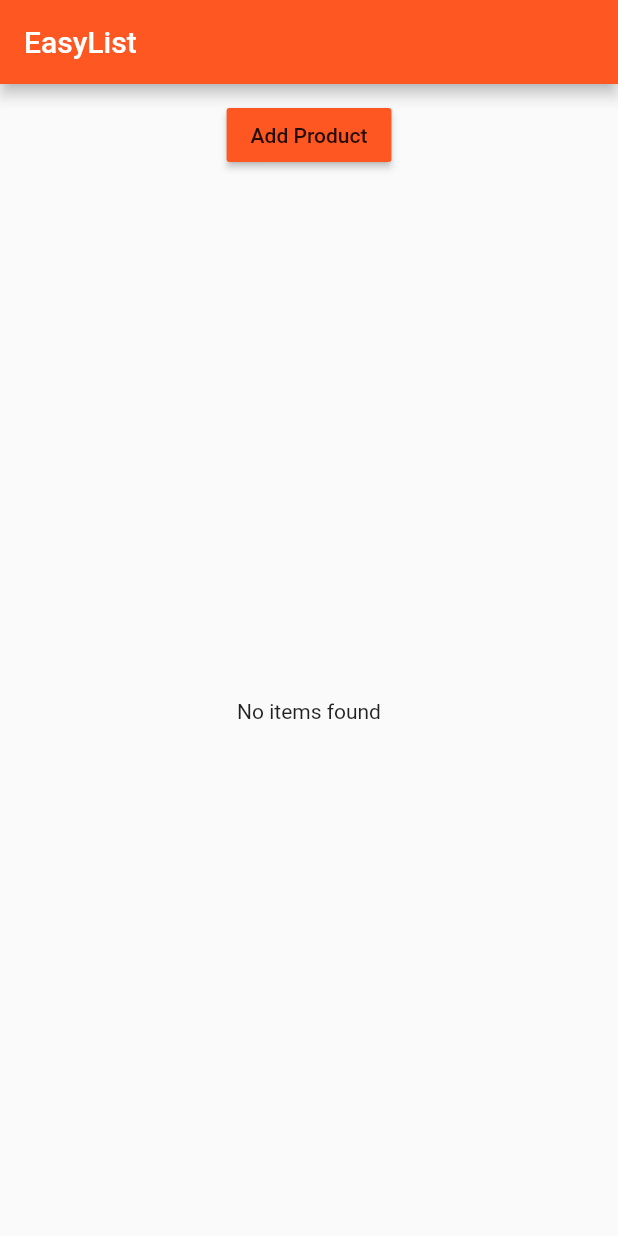
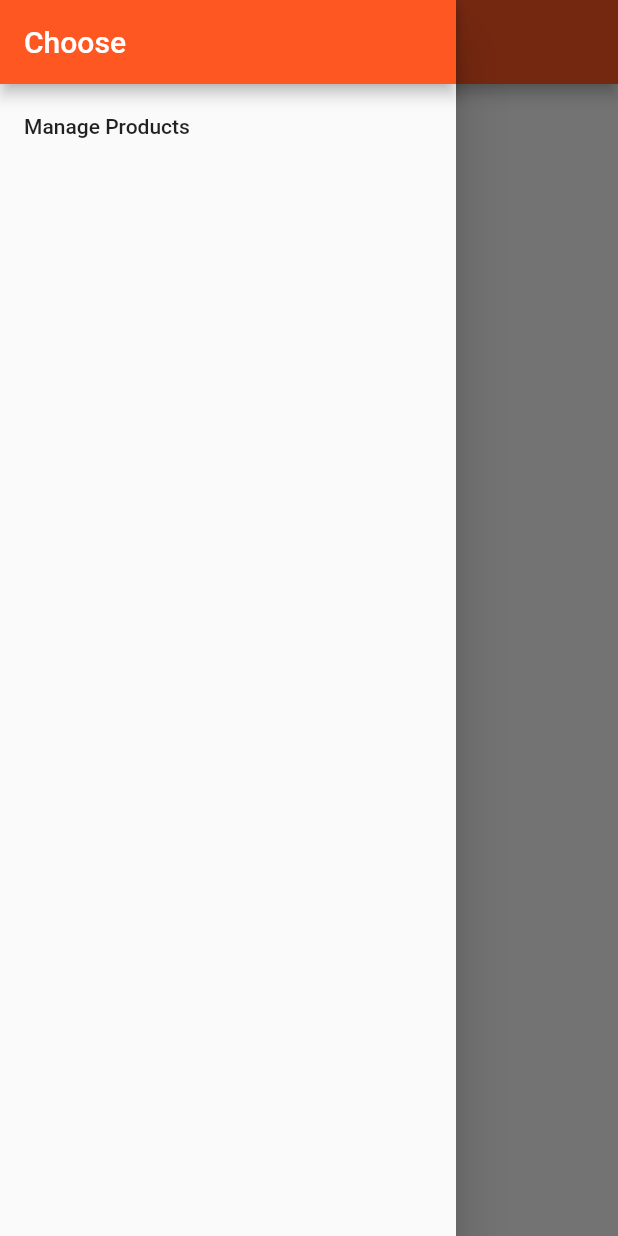
Before and after one commit to kotarCreative/flutter_course_demo, a Flutter app: the ProductsPage screen opened directly, with the side drawer open (before the commit the screen has no drawer), on a phone screen of 412 x 824 dp. Run offline on Flutter 3.47's test engine with Material 2 defaults, Android fonts, the phone set to English and light mode, and no system bars.

Commit message:
Add product management page.

```diff
--- a/lib/pages/products.dart
+++ b/lib/pages/products.dart
@@ -1,10 +1,32 @@
 import 'package:flutter/material.dart';
 import '../product_manager.dart';
+import '../pages/products_admin.dart';
 
 class ProductsPage extends StatelessWidget {
   @override
   Widget build(BuildContext context) {
     return Scaffold(
+      drawer: Drawer(
+        child: Column(
+          children: <Widget>[
+            AppBar(
+              title: Text('Choose'),
+              automaticallyImplyLeading: false,
+            ),
+            ListTile(
+              title: Text('Manage Products'),
+              onTap: () {
+                Navigator.push(
+                  context,
+                  MaterialPageRoute(
+                    builder: (BuildContext context) => ProductsAdminPage(),
+                  ),
+                );
+              },
+            )
+          ],
+        ),
+      ),
       appBar: AppBar(
         title: Text('EasyList'),
       ),
--- /dev/null
+++ b/lib/pages/products_admin.dart
@@ -0,0 +1,15 @@
+import 'package:flutter/material.dart';
+
+class ProductsAdminPage extends StatelessWidget {
+  @override
+  Widget build(BuildContext context) {
+    return Scaffold(
+      appBar: AppBar(
+        title: Text('Manage Products'),
+      ),
+      body: Center(
+        child: Text('Manage your Products'),
+      ),
+    );
+  }
+}
```
